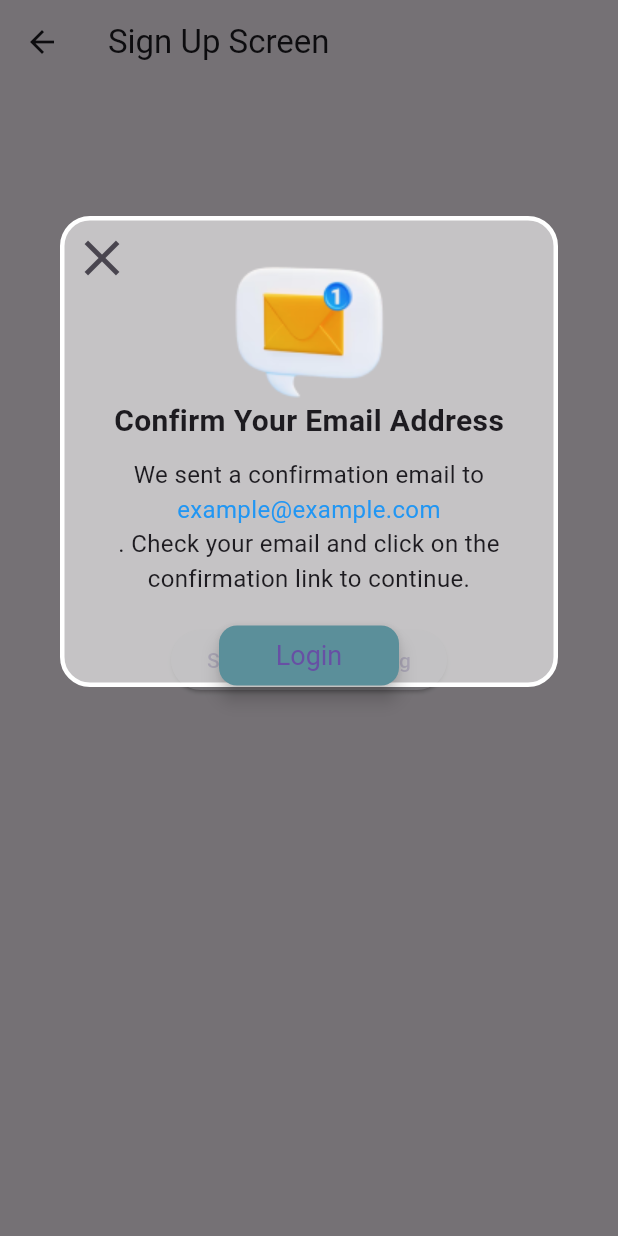
After one commit to AmrTaher70/Custom_Craft, a Flutter app: the ConfirmEmail screen opened directly, after a tap on "Show Success Dialog", on a phone screen of 412 x 824 dp. The commit adds this screen. Run offline on Flutter 3.47's test engine with Material 3 defaults, Android fonts, the phone set to English and light mode, and no system bars; our stand-ins replace device_preview, flutter_colorpicker, flutter_dotenv, get, go_router, google_fonts and 3 more; missing offline and left inert: dart:html, universal_html.

Commit message:
finish the alert for confirm email

```diff
--- /dev/null
+++ b/lib/TryWidgets/try_confirm_screen.dart
@@ -0,0 +1,152 @@
+import 'package:custom_craft/constans/app_string/app_string.dart';
+import 'package:custom_craft/constans/colors/colors.dart';
+import 'package:custom_craft/core/utils/assets/assets.dart';
+import 'package:custom_craft/features/login/login_screen.dart';
+import 'package:flutter/material.dart';
+
+class ConfirmEmail extends StatefulWidget {
+  const ConfirmEmail({super.key});
+
+  @override
+  State<ConfirmEmail> createState() => _ConfirmEmailState();
+}
+
+class _ConfirmEmailState extends State<ConfirmEmail> {
+  @override
+  Widget build(BuildContext context) {
+    return Scaffold(
+      appBar: AppBar(
+        title: const Text('Sign Up Screen'),
+      ),
+      body: Center(
+        child: ElevatedButton(
+          onPressed: () {
+            String email = 'example@example.com'; // Example email
+            showSuccessDialog(context, email);
+          },
+          child: const Text('Show Success Dialog'),
+        ),
+      ),
+    );
+  }
+
+  void showSuccessDialog(BuildContext context, String email) {
+    showDialog(
+      context: context,
+      builder: (BuildContext context) {
+        return Dialog(
+          shape: RoundedRectangleBorder(
+            borderRadius: BorderRadius.circular(20.0),
+          ),
+          elevation: 0,
+          backgroundColor: Colors.transparent,
+          child: _contentBox(context, email),
+        );
+      },
+    );
+  }
+
+  Widget _contentBox(BuildContext context, String email) {
+    return Center(
+      child: Stack(
+        children: <Widget>[
+          Container(
+            height: 314,
+            width: 343,
+            padding: const EdgeInsets.all(20.0),
+            margin: const EdgeInsets.only(top: 120.0),
+            decoration: BoxDecoration(
+                shape: BoxShape.rectangle,
+                color: const Color(0xffFAFAFA).withOpacity(.6),
+                borderRadius: BorderRadius.circular(20.0),
+                border: Border.all(color: Colors.white, width: 3)),
+            child: Column(
+              mainAxisSize: MainAxisSize.min,
+              children: <Widget>[
+                Positioned(
+                    left: 20.0,
+                    right: 20.0,
+                    child: Image.asset(
+                        AssetsData.goConfirmEmail) // Change to your image path
+                    ),
+                const Text(
+                  'Confirm Your Email Address',
+                  style: TextStyle(
+                    fontSize: 20.0,
+                    fontWeight: FontWeight.w600,
+                  ),
+                ),
+                const SizedBox(height: 10.0),
+                const Text(
+                  'We sent a confirmation email to ',
+                  textAlign: TextAlign.center,
+                  style: TextStyle(
+                    fontSize: 16.0,
+                  ),
+                ),
+                Text(
+                  email,
+                  textAlign: TextAlign.center,
+                  style: const TextStyle(
+                    fontSize: 16.0,
+                    color: Colors.blue,
+                  ),
+                ),
+                const Text(
+                  '. Check your email and click on the confirmation link to continue.',
+                  textAlign: TextAlign.center,
+                  style: TextStyle(
+                    fontSize: 16.0,
+                  ),
+                ),
+                const SizedBox(height: 20.0),
+                SizedBox(
+                  height: 40,
+                  width: 120,
+                  child: ElevatedButton(
+                    onPressed: () {
+                      Navigator.pushReplacement(
+                        context,
+                        MaterialPageRoute(
+                            builder: (context) => const LoginScreen()),
+                      );
+                    },
+                    style: ElevatedButton.styleFrom(
+                      backgroundColor:
+                          AssetsColors.primaryColor, // Background color
+                      // foregroundColor:
+                      //     Colors.white, // Text color
+                      // Button padding
+                      shape: RoundedRectangleBorder(
+                        borderRadius:
+                            BorderRadius.circular(12), // Button border radius
+                      ),
+                      textStyle: const TextStyle(
+                        fontSize: 18, // Text size
+                        fontWeight: FontWeight.w400, // Text weight
+                      ),
+                      elevation: 5, // Button elevation
+                    ),
+                    child: const Text('Login'),
+                  ),
+                ),
+              ],
+            ),
+          ),
+          Padding(
+            padding: const EdgeInsets.only(top: 120),
+            child: Align(
+              alignment: Alignment.topLeft,
+              child: IconButton(
+                icon: const Icon(Icons.close, size: 40),
+                onPressed: () {
+                  Navigator.of(context).pop();
+                },
+              ),
+            ),
+          ),
+        ],
+      ),
+    );
+  }
+}
--- a/lib/api/imageGenerator/conver_text_to_image.dart
+++ b/lib/api/imageGenerator/conver_text_to_image.dart
@@ -3,7 +3,7 @@
 import 'dart:convert';
 
 import 'package:custom_craft/core/utils/models/ai_image.dart';
-import 'package:custom_craft/features/Design/Main/main_design.dart';
+import 'package:custom_craft/features/Design/MainDesign/main_design.dart';
 import 'package:flutter/material.dart';
 import 'package:flutter/services.dart';
 import 'package:http/http.dart' as http;
--- a/lib/core/utils/assets/assets.dart
+++ b/lib/core/utils/assets/assets.dart
@@ -14,6 +14,7 @@ class AssetsData {
   static const verify = 'assets/images/verifyImage.png';
   static const BackGroundOfBoarding = 'assets/images/BackgroundOfBoarding.png';
   static const BackGroundOfItem = 'assets/images/backgroundForItem.png';
+  static const goConfirmEmail = 'assets/images/goConfirmYourEmail.png';
   static const backGroundOfContactUs =
       'assets/images/backGroundOfContantUs.png';
   static const homePage = 'assets/images/homePage.png';
--- a/lib/core/widget/custom_cart.dart
+++ b/lib/core/widget/custom_cart.dart
@@ -1,5 +1,5 @@
 import 'package:custom_craft/core/utils/assets/assets.dart';
-import 'package:custom_craft/features/Design/Main/main_design.dart';
+import 'package:custom_craft/features/Design/MainDesign/main_design.dart';
 import 'package:flutter/material.dart';
 
 class CustomCard extends StatelessWidget {
--- a/lib/features/Design/AddIcons/add_icons.dart
+++ b/lib/features/Design/AddIcons/add_icons.dart
@@ -2,7 +2,7 @@ import 'package:custom_craft/constans/colors/colors.dart';
 import 'package:custom_craft/core/utils/assets/assets.dart';
 import 'package:custom_craft/core/widget/color_picker.dart';
 import 'package:custom_craft/core/widget/custom_app_bar_for_tools.dart';
-import 'package:custom_craft/features/Design/Main/main_design.dart';
+import 'package:custom_craft/features/Design/MainDesign/main_design.dart';
 import 'package:flutter/material.dart';
 import 'package:provider/provider.dart';
 
--- a/lib/features/Design/AddPhoto/add_photo.dart
+++ b/lib/features/Design/AddPhoto/add_photo.dart
@@ -3,7 +3,7 @@ import 'dart:typed_data';
 import 'package:custom_craft/constans/colors/colors.dart';
 import 'package:custom_craft/core/utils/models/add_photos_model.dart';
 import 'package:custom_craft/core/widget/customappbarforaddphoto%20.dart';
-import 'package:custom_craft/features/Design/Main/main_design.dart';
+import 'package:custom_craft/features/Design/MainDesign/main_design.dart';
 import 'package:flutter/material.dart';
 import 'package:image_picker/image_picker.dart';
 import 'package:provider/provider.dart';
--- a/lib/features/Design/AddText/add_text_screen.dart
+++ b/lib/features/Design/AddText/add_text_screen.dart
@@ -6,7 +6,7 @@ import 'package:custom_craft/core/widget/add_text_on_photo.dart';
 import 'package:custom_craft/core/widget/color_picker.dart';
 import 'package:custom_craft/core/widget/custom_app_bar_for_tools.dart';
 import 'package:custom_craft/core/widget/font_selector.dart';
-import 'package:custom_craft/features/Design/Main/main_design.dart';
+import 'package:custom_craft/features/Design/MainDesign/main_design.dart';
 import 'package:flutter/material.dart';
 import 'package:provider/provider.dart';
 
--- a/lib/features/Design/ChooseColor/choose_color.dart
+++ b/lib/features/Design/ChooseColor/choose_color.dart
@@ -1,7 +1,7 @@
 import 'package:custom_craft/core/utils/models/color_item_model.dart';
 import 'package:custom_craft/core/widget/color_picker_for_items.dart';
 import 'package:custom_craft/core/widget/custom_app_bar_for_tools.dart';
-import 'package:custom_craft/features/Design/Main/main_design.dart';
+import 'package:custom_craft/features/Design/MainDesign/main_design.dart';
 import 'package:flutter/material.dart';
 import 'package:provider/provider.dart';
 
--- a/lib/features/Design/Shapes/add_shape.dart
+++ b/lib/features/Design/Shapes/add_shape.dart
@@ -2,7 +2,7 @@ import 'package:custom_craft/constans/colors/colors.dart';
 import 'package:custom_craft/core/utils/assets/assets.dart';
 import 'package:custom_craft/core/widget/color_picker.dart';
 import 'package:custom_craft/core/widget/custom_app_bar_for_tools.dart';
-import 'package:custom_craft/features/Design/Main/main_design.dart';
+import 'package:custom_craft/features/Design/MainDesign/main_design.dart';
 import 'package:flutter/material.dart';
 import 'package:provider/provider.dart';
 
--- a/lib/features/Similarity/search_on_item.dart
+++ b/lib/features/Similarity/search_on_item.dart
@@ -3,7 +3,7 @@ import 'package:custom_craft/core/utils/assets/assets.dart';
 import 'package:custom_craft/core/utils/models/saved_photo_model.dart';
 import 'package:custom_craft/core/widget/custom_app_bar_for_similarity.dart';
 import 'package:custom_craft/core/widget/image_background.dart';
-import 'package:custom_craft/features/Design/Main/main_design.dart';
+import 'package:custom_craft/features/Design/MainDesign/main_design.dart';
 import 'package:flutter/material.dart';
 import 'package:provider/provider.dart';
 import 'package:url_launcher/url_launcher.dart';
--- a/lib/features/Similarity/similarity_screen.dart
+++ b/lib/features/Similarity/similarity_screen.dart
@@ -4,7 +4,7 @@ import 'package:custom_craft/core/utils/assets/assets.dart';
 import 'package:custom_craft/core/utils/models/saved_photo_model.dart';
 import 'package:custom_craft/core/widget/custom_app_bar_for_similarity.dart';
 import 'package:custom_craft/core/widget/image_background.dart';
-import 'package:custom_craft/features/Design/Main/main_design.dart';
+import 'package:custom_craft/features/Design/MainDesign/main_design.dart';
 import 'package:flutter/material.dart';
 import 'package:provider/provider.dart';
 
--- a/lib/features/home/home_screen.dart
+++ b/lib/features/home/home_screen.dart
@@ -12,7 +12,7 @@ import 'package:get/get_core/src/get_main.dart';
 import 'package:get/get_navigation/get_navigation.dart';
 import 'package:provider/provider.dart';
 
-import '../Design/Main/main_design.dart';
+import '../Design/MainDesign/main_design.dart';
 
 class HomeScreen extends StatefulWidget {
   const HomeScreen({Key? key}) : super(key: key);
--- a/lib/main.dart
+++ b/lib/main.dart
@@ -1,3 +1,4 @@
+import 'package:custom_craft/TryWidgets/try_confirm_screen.dart';
 import 'package:custom_craft/core/utils/models/add_photos_model.dart';
 import 'package:custom_craft/core/utils/models/ai_image.dart';
 import 'package:custom_craft/core/utils/models/color_item_model.dart';
@@ -8,7 +9,7 @@ import 'package:custom_craft/features/Contact%20US/contact_us_screen.dart';
 import 'package:custom_craft/features/CreateNewPassword/create_new_passwort_screen.dart';
 import 'package:custom_craft/features/Design/AddIcons/add_icons.dart';
 import 'package:custom_craft/features/Design/Shapes/add_shape.dart';
-import 'package:custom_craft/features/Design/Main/main_design.dart';
+import 'package:custom_craft/features/Design/MainDesign/main_design.dart';
 import 'package:custom_craft/features/SignUp/sign_up.dart';
 import 'package:custom_craft/features/Similarity/search_on_item.dart';
 import 'package:custom_craft/features/forgotPassword/forgot_password_screen.dart';
@@ -51,7 +52,7 @@ class MyApp extends StatelessWidget {
       home: Stack(
         children: [
           BackGroundImage(
-            child: ContactUs(),
+            child: SignUpScreen(),
           ),
         ],
       ),
```
Also changed, not shown: lib/features/SignUp/sign_up.dart (+135 -8 lines), assets/images/goConfirmYourEmail.png (added), lib/features/Design/MainDesign/main_design.dart (renamed from lib/features/Design/Main/main_design.dart).
